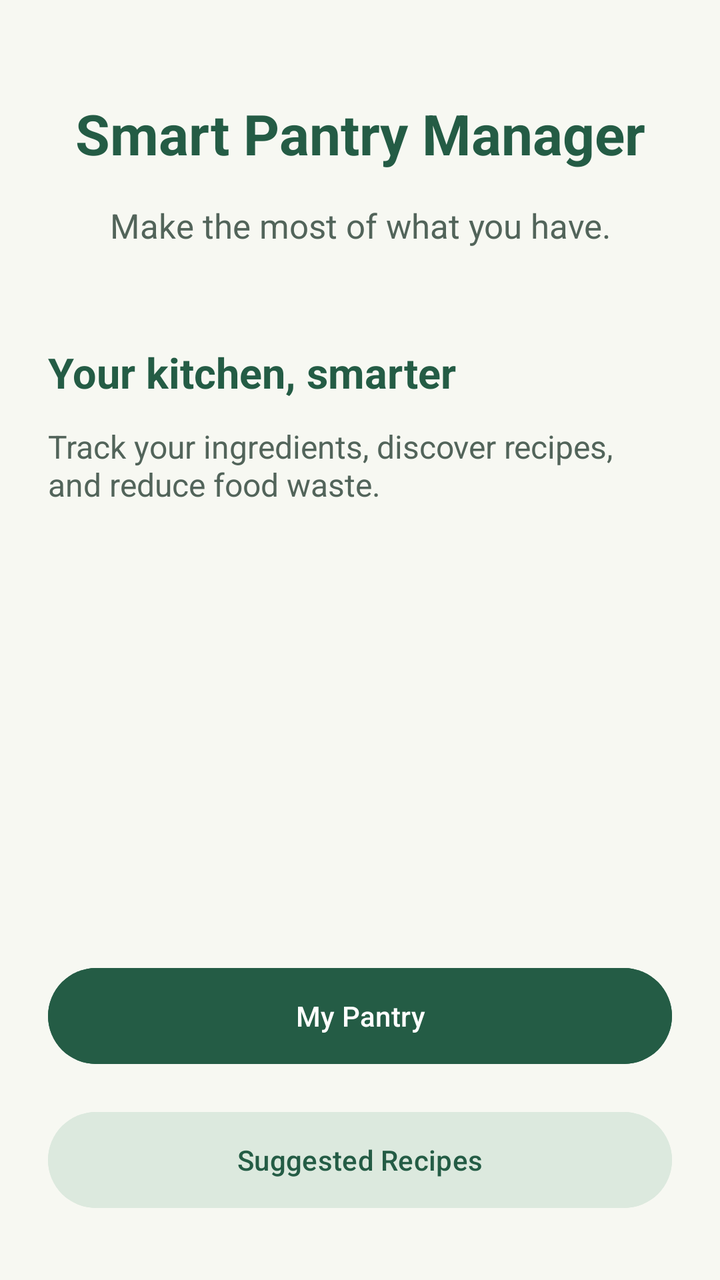
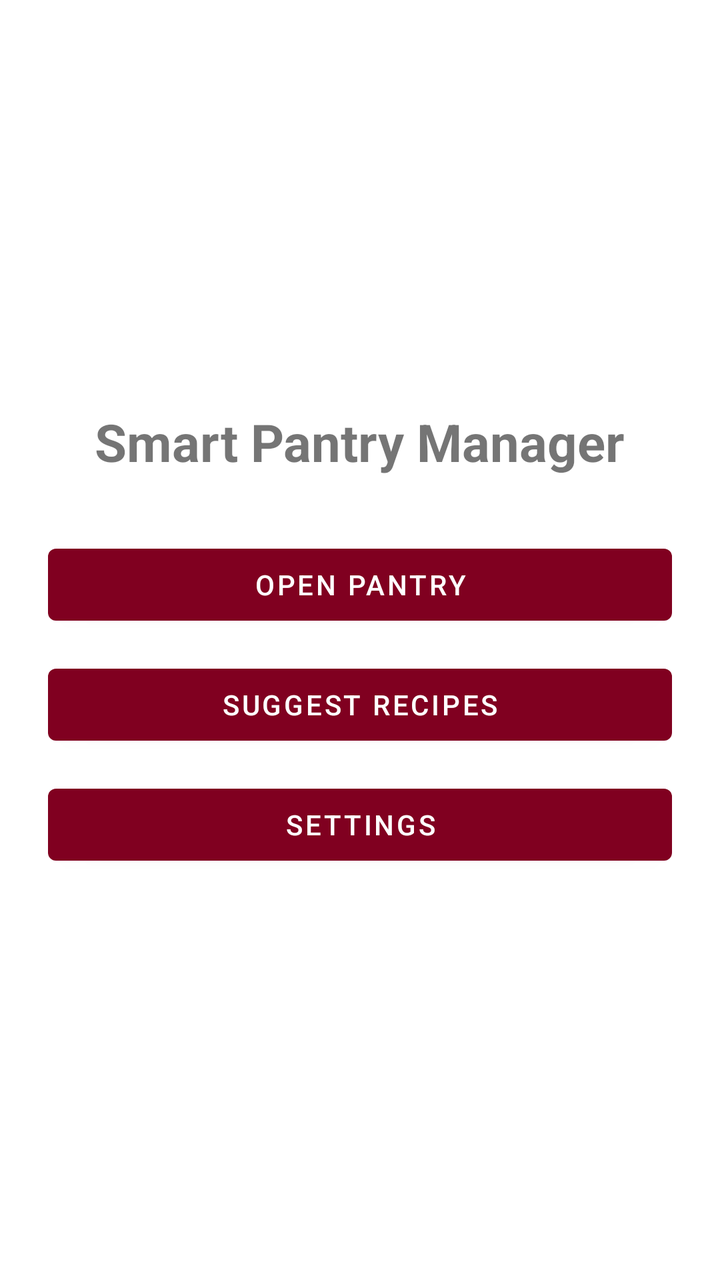

Before-and-after screenshots of an Android layout around one commit, followed by the original layout XML and the change that was made.
<!-- AndroidManifest.xml: application theme Theme.SmartPantryManager -->
<!-- res/layout/activity_main.xml -->
<?xml version="1.0" encoding="utf-8"?>
<androidx.constraintlayout.widget.ConstraintLayout
    xmlns:android="http://schemas.android.com/apk/res/android"
    xmlns:app="http://schemas.android.com/apk/res-auto"
    xmlns:tools="http://schemas.android.com/tools"
    android:id="@+id/main"
    android:layout_width="match_parent"
    android:layout_height="match_parent"
    android:background="#F7F8F2"
    tools:context=".MainActivity">

    <TextView
        android:id="@+id/appTitle"
        android:layout_width="0dp"
        android:layout_height="wrap_content"
        android:layout_marginStart="24dp"
        android:layout_marginTop="48dp"
        android:layout_marginEnd="24dp"
        android:gravity="center"
        android:text="@string/app_name"
        android:textColor="#245C45"
        android:textSize="28sp"
        android:textStyle="bold"
        app:layout_constraintEnd_toEndOf="parent"
        app:layout_constraintStart_toStartOf="parent"
        app:layout_constraintTop_toTopOf="parent" />

    <TextView
        android:id="@+id/welcomeText"
        android:layout_width="0dp"
        android:layout_height="wrap_content"
        android:layout_marginStart="24dp"
        android:layout_marginTop="16dp"
        android:layout_marginEnd="24dp"
        android:gravity="center"
        android:text="@string/welcome_message"
        android:textColor="#52645A"
        android:textSize="17sp"
        app:layout_constraintEnd_toEndOf="parent"
        app:layout_constraintStart_toStartOf="parent"
        app:layout_constraintTop_toBottomOf="@id/appTitle" />

    <TextView
        android:id="@+id/pantryHeading"
        android:layout_width="0dp"
        android:layout_height="wrap_content"
        android:layout_marginStart="24dp"
        android:layout_marginTop="48dp"
        android:layout_marginEnd="24dp"
        android:text="@string/pantry_heading"
        android:textColor="#245C45"
        android:textSize="21sp"
        android:textStyle="bold"
        app:layout_constraintEnd_toEndOf="parent"
        app:layout_constraintStart_toStartOf="parent"
        app:layout_constraintTop_toBottomOf="@id/welcomeText" />

    <TextView
        android:id="@+id/introText"
        android:layout_width="0dp"
        android:layout_height="wrap_content"
        android:layout_marginStart="24dp"
        android:layout_marginTop="12dp"
        android:layout_marginEnd="24dp"
        android:text="@string/intro_text"
        android:textColor="#52645A"
        android:textSize="16sp"
        app:layout_constraintEnd_toEndOf="parent"
        app:layout_constraintStart_toStartOf="parent"
        app:layout_constraintTop_toBottomOf="@id/pantryHeading" />

    <Button
        android:id="@+id/openPantryButton"
        android:layout_width="0dp"
        android:layout_height="56dp"
        android:layout_marginStart="24dp"
        android:layout_marginEnd="24dp"
        android:layout_marginBottom="16dp"
        android:backgroundTint="#245C45"
        android:text="@string/my_pantry"
        android:textColor="#FFFFFF"
        app:layout_constraintBottom_toTopOf="@id/suggestRecipesButton"
        app:layout_constraintEnd_toEndOf="parent"
        app:layout_constraintStart_toStartOf="parent" />

    <Button
        android:id="@+id/suggestRecipesButton"
        android:layout_width="0dp"
        android:layout_height="56dp"
        android:layout_marginStart="24dp"
        android:layout_marginEnd="24dp"
        android:layout_marginBottom="32dp"
        android:backgroundTint="#DCE9DE"
        android:text="@string/suggested_recipes"
        android:textColor="#245C45"
        app:layout_constraintBottom_toBottomOf="parent"
        app:layout_constraintEnd_toEndOf="parent"
        app:layout_constraintStart_toStartOf="parent" />

</androidx.constraintlayout.widget.ConstraintLayout>
<!-- resources referenced by this layout -->
<resources>
  <string name="app_name">Smart Pantry Manager</string>
  <string name="intro_text">Track your ingredients, discover recipes, and reduce food waste.</string>
  <string name="my_pantry">My Pantry</string>
  <string name="pantry_heading">Your kitchen, smarter</string>
  <string name="suggested_recipes">Suggested Recipes</string>
  <string name="welcome_message">Make the most of what you have.</string>
  <style name="Theme.SmartPantryManager" parent="Base.Theme.SmartPantryManager" />
  <style name="Base.Theme.SmartPantryManager" parent="Theme.Material3.DayNight.NoActionBar">
          
          
      </style>
</resources>

<!-- the commit's change to res/layout/activity_main.xml (unified diff, before → after) -->
@@ -1,100 +1,38 @@
 <?xml version="1.0" encoding="utf-8"?>
-<androidx.constraintlayout.widget.ConstraintLayout
+<LinearLayout
     xmlns:android="http://schemas.android.com/apk/res/android"
-    xmlns:app="http://schemas.android.com/apk/res-auto"
-    xmlns:tools="http://schemas.android.com/tools"
-    android:id="@+id/main"
     android:layout_width="match_parent"
     android:layout_height="match_parent"
-    android:background="#F7F8F2"
-    tools:context=".MainActivity">
+    android:orientation="vertical"
+    android:gravity="center"
+    android:padding="24dp">
 
     <TextView
-        android:id="@+id/appTitle"
-        android:layout_width="0dp"
+        android:layout_width="wrap_content"
         android:layout_height="wrap_content"
-        android:layout_marginStart="24dp"
-        android:layout_marginTop="48dp"
-        android:layout_marginEnd="24dp"
-        android:gravity="center"
-        android:text="@string/app_name"
-        android:textColor="#245C45"
-        android:textSize="28sp"
+        android:text="Smart Pantry Manager"
+        android:textSize="26sp"
         android:textStyle="bold"
-        app:layout_constraintEnd_toEndOf="parent"
-        app:layout_constraintStart_toStartOf="parent"
-        app:layout_constraintTop_toTopOf="parent" />
-
-    <TextView
-        android:id="@+id/welcomeText"
-        android:layout_width="0dp"
-        android:layout_height="wrap_content"
-        android:layout_marginStart="24dp"
-        android:layout_marginTop="16dp"
-        android:layout_marginEnd="24dp"
-        android:gravity="center"
-        android:text="@string/welcome_message"
-        android:textColor="#52645A"
-        android:textSize="17sp"
-        app:layout_constraintEnd_toEndOf="parent"
-        app:layout_constraintStart_toStartOf="parent"
-        app:layout_constraintTop_toBottomOf="@id/appTitle" />
-
-    <TextView
-        android:id="@+id/pantryHeading"
-        android:layout_width="0dp"
-        android:layout_height="wrap_content"
-        android:layout_marginStart="24dp"
-        android:layout_marginTop="48dp"
-        android:layout_marginEnd="24dp"
-        android:text="@string/pantry_heading"
-        android:textColor="#245C45"
-        android:textSize="21sp"
-        android:textStyle="bold"
-        app:layout_constraintEnd_toEndOf="parent"
-        app:layout_constraintStart_toStartOf="parent"
-        app:layout_constraintTop_toBottomOf="@id/welcomeText" />
-
-    <TextView
-        android:id="@+id/introText"
-        android:layout_width="0dp"
-        android:layout_height="wrap_content"
-        android:layout_marginStart="24dp"
-        android:layout_marginTop="12dp"
-        android:layout_marginEnd="24dp"
-        android:text="@string/intro_text"
-        android:textColor="#52645A"
-        android:textSize="16sp"
-        app:layout_constraintEnd_toEndOf="parent"
-        app:layout_constraintStart_toStartOf="parent"
-        app:layout_constraintTop_toBottomOf="@id/pantryHeading" />
+        android:layout_marginBottom="30dp" />
 
     <Button
         android:id="@+id/openPantryButton"
-        android:layout_width="0dp"
-        android:layout_height="56dp"
-        android:layout_marginStart="24dp"
-        android:layout_marginEnd="24dp"
-        android:layout_marginBottom="16dp"
-        android:backgroundTint="#245C45"
-        android:text="@string/my_pantry"
-        android:textColor="#FFFFFF"
-        app:layout_constraintBottom_toTopOf="@id/suggestRecipesButton"
-        app:layout_constraintEnd_toEndOf="parent"
-        app:layout_constraintStart_toStartOf="parent" />
+        android:layout_width="match_parent"
+        android:layout_height="wrap_content"
+        android:text="Open Pantry" />
 
     <Button
         android:id="@+id/suggestRecipesButton"
-        android:layout_width="0dp"
-        android:layout_height="56dp"
-        android:layout_marginStart="24dp"
-        android:layout_marginEnd="24dp"
-        android:layout_marginBottom="32dp"
-        android:backgroundTint="#DCE9DE"
-        android:text="@string/suggested_recipes"
-        android:textColor="#245C45"
-        app:layout_constraintBottom_toBottomOf="parent"
-        app:layout_constraintEnd_toEndOf="parent"
-        app:layout_constraintStart_toStartOf="parent" />
+        android:layout_width="match_parent"
+        android:layout_height="wrap_content"
+        android:text="Suggest Recipes"
+        android:layout_marginTop="12dp" />
 
-</androidx.constraintlayout.widget.ConstraintLayout>
+    <Button
+        android:id="@+id/settingsButton"
+        android:layout_width="match_parent"
+        android:layout_height="wrap_content"
+        android:text="Settings"
+        android:layout_marginTop="12dp" />
+
+</LinearLayout>
<!-- resource entries referenced after the edit -->
@@ -1,15 +1,23 @@
 <!-- resources referenced by this layout -->
 <resources>
-  <string name="app_name">Smart Pantry Manager</string>
-  <string name="intro_text">Track your ingredients, discover recipes, and reduce food waste.</string>
-  <string name="my_pantry">My Pantry</string>
-  <string name="pantry_heading">Your kitchen, smarter</string>
-  <string name="suggested_recipes">Suggested Recipes</string>
-  <string name="welcome_message">Make the most of what you have.</string>
   <style name="Theme.SmartPantryManager" parent="Base.Theme.SmartPantryManager" />
-  <style name="Base.Theme.SmartPantryManager" parent="Theme.Material3.DayNight.NoActionBar">
-          
-          
+  <style name="Base.Theme.SmartPantryManager" parent="Theme.MaterialComponents.Light.NoActionBar">
+  
+          <item name="colorPrimary">@color/burgundy</item>
+          <item name="colorPrimaryVariant">@color/burgundy_dark</item>
+          <item name="colorOnPrimary">@color/white</item>
+  
+          <item name="colorSecondary">@color/burgundy</item>
+          <item name="colorSecondaryVariant">@color/burgundy_dark</item>
+          <item name="colorOnSecondary">@color/white</item>
+  
+          <item name="colorControlActivated">@color/burgundy</item>
+          <item name="android:colorAccent">@color/burgundy</item>
+          <item name="android:textColorPrimary">@color/black</item>
       </style>
+  <color name="burgundy">#800020</color>
+  <color name="burgundy_dark">#590016</color>
+  <color name="white">#FFFFFFFF</color>
+  <color name="black">#FF000000</color>
 </resources>
 
